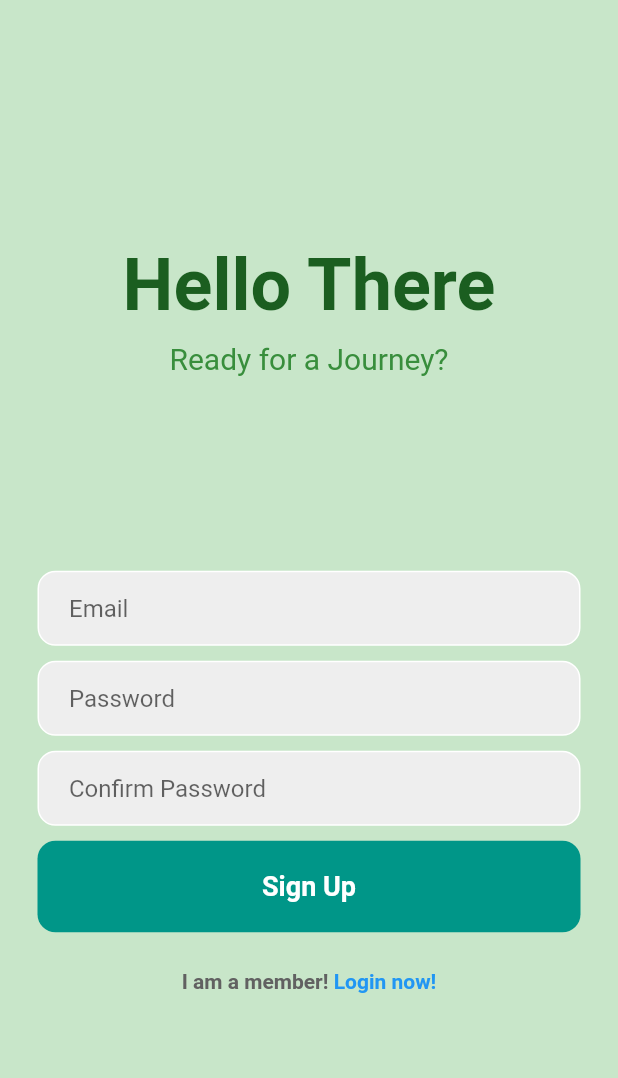
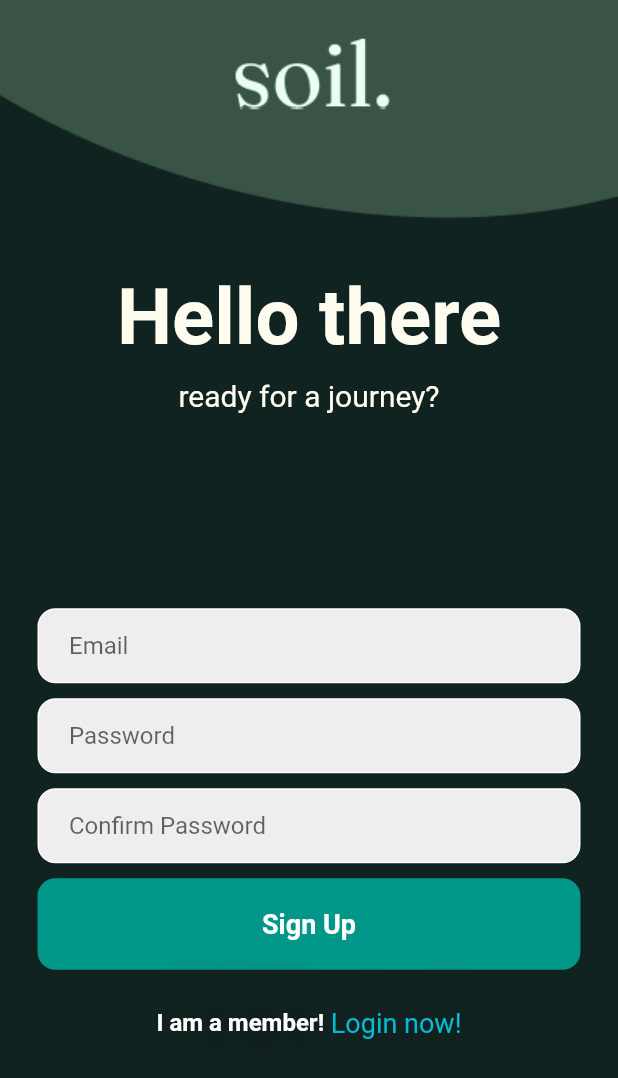
Before and after one commit to Kani017/soil.-MOB-WS22, a Flutter app: the RegisterPage screen opened directly with empty values, on a phone screen of 412 x 824 dp. Shown: the top 1078 px of the screen. Run offline on Flutter 3.47's test engine with Material 2 defaults, Android fonts, the phone set to English and light mode, and no system bars; our stand-ins replace cloud_firestore, firebase_auth, firebase_core, flutter_local_notifications, google_nav_bar; accounts and stored records are empty; network calls fail.

Commit message:
styled register page

```diff
--- a/soil-master/lib/pages/login_page.dart
+++ b/soil-master/lib/pages/login_page.dart
@@ -46,7 +46,6 @@ class _LoginPageState extends State<LoginPage> {
               fit: BoxFit.cover,
             ),
           ),
-
           child: Center(
           child: SingleChildScrollView(
             child: Column(
--- a/soil-master/lib/pages/register_page.dart
+++ b/soil-master/lib/pages/register_page.dart
@@ -48,27 +48,35 @@ class _RegisterPageState extends State<RegisterPage> {
   @override
   Widget build(BuildContext context) {
     return Scaffold(
-      backgroundColor: Colors.green[100],
-      body: SafeArea(
+      backgroundColor: Color(0xFF102320),
+      body: Container(
+        decoration: BoxDecoration(
+          image: DecorationImage(
+            image: AssetImage("images/bg4.png"),
+            fit: BoxFit.cover,
+          ),
+        ),
         child: Center(
+          child: SingleChildScrollView(
             child: Column(
               mainAxisAlignment: MainAxisAlignment.center,
               children: [
+                SizedBox(height: 50),
                 //Hello again!
                 Text(
-                'Hello There',
+                  'Hello there',
                   style: TextStyle(
                     fontWeight: FontWeight.bold,
-                  fontSize: 48,
-                  color: Colors.green[900],
+                    fontSize: 52,
+                    color: Color(0xFFfffdf0),
                   ),
                 ),
                 SizedBox(height: 10),
                 Text(
-                'Ready for a Journey?',
+                  'ready for a journey?',
                   style: TextStyle(
                     fontSize: 20,
-                  color: Colors.green[700],
+                    color: Color(0xFFfffdf0),
                   ),
                 ),
                 SizedBox(height: 130),
@@ -170,15 +178,23 @@ class _RegisterPageState extends State<RegisterPage> {
                   ),
                 ),
                 SizedBox(height: 25),
-              //not a member?
+                //I am a member?
                 Row(
                   mainAxisAlignment: MainAxisAlignment.center,
                   children: [
                     Text(
                       'I am a member!',
                       style: TextStyle(
+                        shadows: <Shadow>[
+                          Shadow(
+                            offset: Offset(2.0, 2.0),
+                            blurRadius: 50.0,
+                            color: Colors.black,
+                          ),
+                        ],
+                        fontSize: 16,
                         fontWeight: FontWeight.bold,
-                      color: Colors.grey[700],
+                        color: Colors.white,
                       ),
                     ),
                     GestureDetector(
@@ -186,8 +202,15 @@ class _RegisterPageState extends State<RegisterPage> {
                       child: Text(
                         ' Login now!',
                         style: TextStyle(
-                        color: Colors.blue,
-                        fontWeight: FontWeight.bold,
+                          shadows: <Shadow>[
+                            Shadow(
+                              offset: Offset(2.0, 2.0),
+                              blurRadius: 50.0,
+                              color: Colors.black,
+                            ),
+                          ],
+                          fontSize: 18,
+                          color: Colors.cyan,
                         ),
                       ),
                     ),
@@ -196,6 +219,7 @@ class _RegisterPageState extends State<RegisterPage> {
               ],
             ),
           ),
+        ),
 
       ),
     );
--- a/soil-master/pubspec.yaml
+++ b/soil-master/pubspec.yaml
@@ -72,6 +72,7 @@ flutter:
      - images/icon2.png
      - images/soil.png
      - images/bg2.png
+     - images/bg4.png
 
   # An image asset can refer to one or more resolution-specific "variants", see
   # https://flutter.dev/assets-and-images/#resolution-aware
```
Also changed, not shown: soil-master/images/bg3.png (added), soil-master/images/bg4.png (added). Lines whose indentation alone changed are shown as unchanged.
